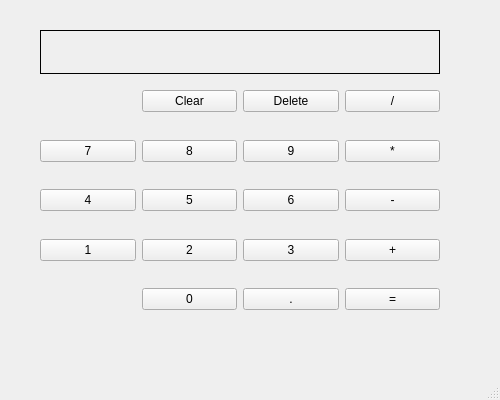
Qt form calculator.ui (ITT-21SS-UR/assignment-02-michischmidt) before a commit.
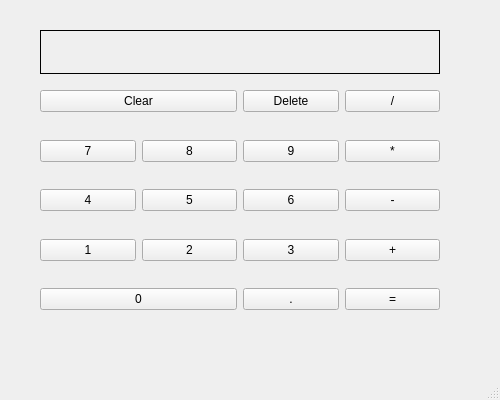
The same form after that commit.

What changed in the file:
```diff
--- a/calculator.ui
+++ b/calculator.ui
@@ -64,13 +64,6 @@
        </property>
       </spacer>
      </item>
-     <item row="1" column="1">
-      <widget class="QPushButton" name="btnClear">
-       <property name="text">
-        <string>Clear</string>
-       </property>
-      </widget>
-     </item>
      <item row="2" column="0">
       <widget class="QPushButton" name="btnSeven">
        <property name="text">
@@ -224,13 +217,6 @@
        </property>
       </widget>
      </item>
-     <item row="6" column="1">
-      <widget class="QPushButton" name="btnZero">
-       <property name="text">
-        <string>0</string>
-       </property>
-      </widget>
-     </item>
      <item row="0" column="0" colspan="4">
       <widget class="QLabel" name="labelResult">
        <property name="layoutDirection">
@@ -244,6 +230,20 @@
        </property>
       </widget>
      </item>
+     <item row="6" column="0" colspan="2">
+      <widget class="QPushButton" name="btnZero">
+       <property name="text">
+        <string>0</string>
+       </property>
+      </widget>
+     </item>
+     <item row="1" column="0" colspan="2">
+      <widget class="QPushButton" name="btnClear">
+       <property name="text">
+        <string>Clear</string>
+       </property>
+      </widget>
+     </item>
     </layout>
    </widget>
   </widget>
```
